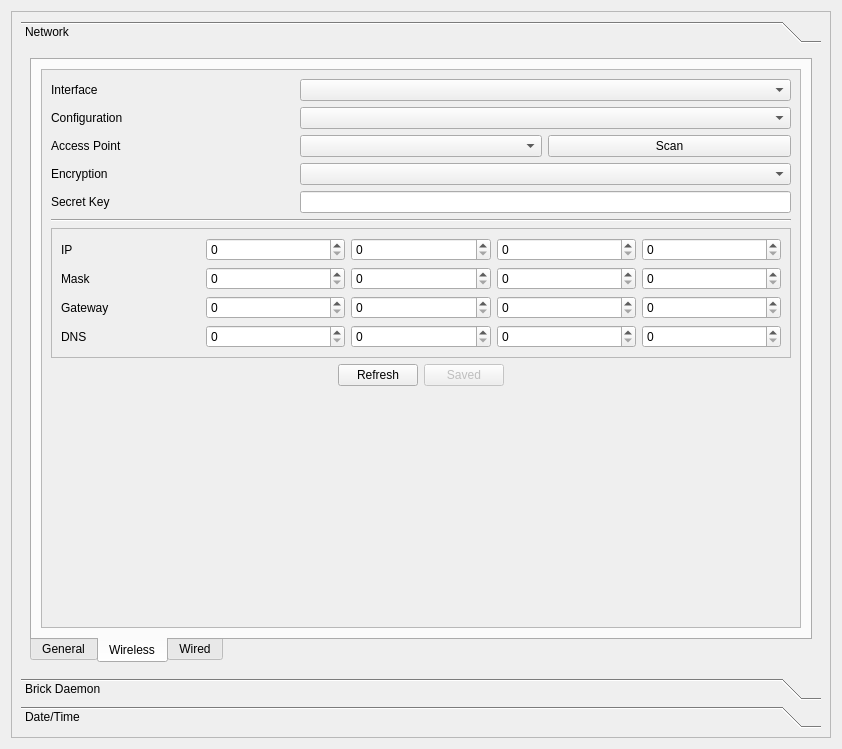
Tinkerforge/brickv, file src/brickv/plugin_system/plugins/red/ui/red_tab_settings.ui: the form before one commit.
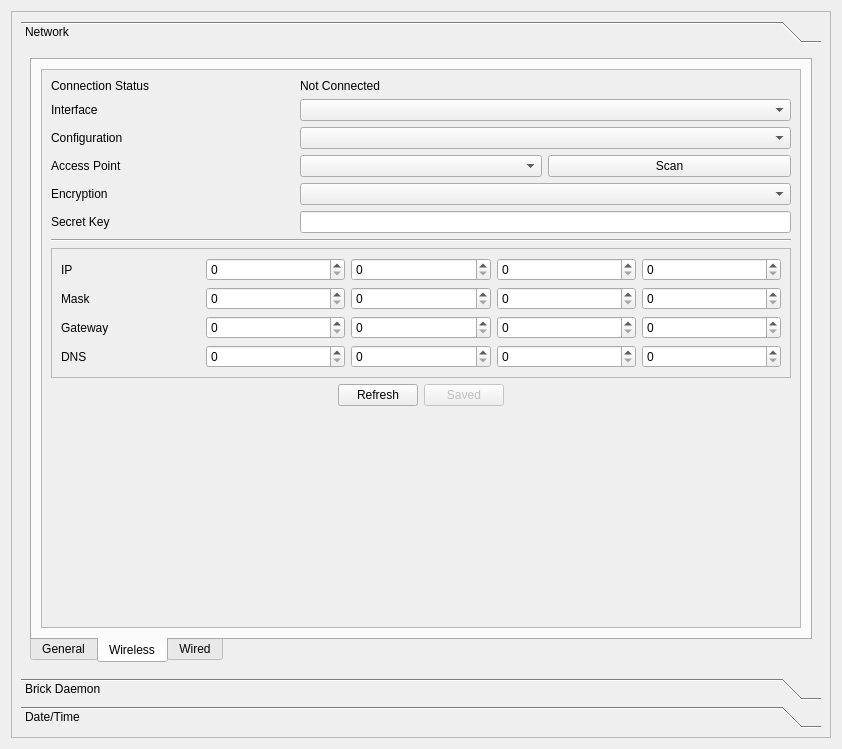
The form after the commit. The open tabs and pages were chosen to show the change.

Commit message: red-brick: Settings tab wireless implementation

```diff
--- a/src/brickv/plugin_system/plugins/red/ui/red_tab_settings.ui
+++ b/src/brickv/plugin_system/plugins/red/ui/red_tab_settings.ui
@@ -290,20 +290,20 @@
                  <layout class="QVBoxLayout" name="verticalLayout_12">
                   <item>
                    <layout class="QGridLayout" name="gridLayout_8">
-                    <item row="5" column="0" colspan="3">
+                    <item row="6" column="0" colspan="3">
                      <widget class="Line" name="line_4">
                       <property name="orientation">
                        <enum>Qt::Horizontal</enum>
                       </property>
                      </widget>
                     </item>
-                    <item row="3" column="1" colspan="2">
+                    <item row="4" column="1" colspan="2">
                      <widget class="QComboBox" name="cbox_net_wireless_enctype"/>
                     </item>
-                    <item row="1" column="1" colspan="2">
+                    <item row="2" column="1" colspan="2">
                      <widget class="QComboBox" name="cbox_net_wireless_conftype"/>
                     </item>
-                    <item row="7" column="0" colspan="3">
+                    <item row="8" column="0" colspan="3">
                      <layout class="QHBoxLayout" name="horizontalLayout_6">
                       <item>
                        <spacer name="horizontalSpacer_3">
@@ -350,17 +350,17 @@
                       </item>
                      </layout>
                     </item>
-                    <item row="4" column="1" colspan="2">
+                    <item row="5" column="1" colspan="2">
                      <widget class="QLineEdit" name="ledit_net_wireless_key"/>
                     </item>
-                    <item row="2" column="0">
+                    <item row="3" column="0">
                      <widget class="QLabel" name="label_27">
                       <property name="text">
                        <string>Access Point</string>
                       </property>
                      </widget>
                     </item>
-                    <item row="8" column="0">
+                    <item row="9" column="0">
                      <spacer name="verticalSpacer_3">
                       <property name="orientation">
                        <enum>Qt::Vertical</enum>
@@ -373,14 +373,14 @@
                       </property>
                      </spacer>
                     </item>
-                    <item row="1" column="0">
+                    <item row="2" column="0">
                      <widget class="QLabel" name="label_22">
                       <property name="text">
                        <string>Configuration</string>
                       </property>
                      </widget>
                     </item>
-                    <item row="6" column="0" colspan="3">
+                    <item row="7" column="0" colspan="3">
                      <widget class="QFrame" name="frame_net_wireless_staticipconf">
                       <property name="frameShape">
                        <enum>QFrame::StyledPanel</enum>
@@ -536,40 +536,54 @@
                       </layout>
                      </widget>
                     </item>
-                    <item row="3" column="0">
+                    <item row="4" column="0">
                      <widget class="QLabel" name="label_28">
                       <property name="text">
                        <string>Encryption</string>
                       </property>
                      </widget>
                     </item>
-                    <item row="4" column="0">
+                    <item row="5" column="0">
                      <widget class="QLabel" name="label_29">
                       <property name="text">
                        <string>Secret Key</string>
                       </property>
                      </widget>
                     </item>
-                    <item row="2" column="1">
+                    <item row="3" column="1">
                      <widget class="QComboBox" name="cbox_net_wireless_ap"/>
                     </item>
-                    <item row="2" column="2">
+                    <item row="3" column="2">
                      <widget class="QPushButton" name="pbutton_net_wireless_scan">
                       <property name="text">
                        <string>Scan</string>
                       </property>
                      </widget>
                     </item>
-                    <item row="0" column="0">
+                    <item row="1" column="0">
                      <widget class="QLabel" name="label_31">
                       <property name="text">
                        <string>Interface</string>
                       </property>
                      </widget>
                     </item>
-                    <item row="0" column="1" colspan="2">
+                    <item row="1" column="1" colspan="2">
                      <widget class="QComboBox" name="cbox_net_wireless_intf"/>
                     </item>
+                    <item row="0" column="0">
+                     <widget class="QLabel" name="label_37">
+                      <property name="text">
+                       <string>Connection Status</string>
+                      </property>
+                     </widget>
+                    </item>
+                    <item row="0" column="1" colspan="2">
+                     <widget class="QLabel" name="label_net_wireless_constat">
+                      <property name="text">
+                       <string>Not Connected</string>
+                      </property>
+                     </widget>
+                    </item>
                    </layout>
                   </item>
                  </layout>
```
Left out of the diff: 91 changed lines with no effect on the pictures. The commit also changes 4 other files.
